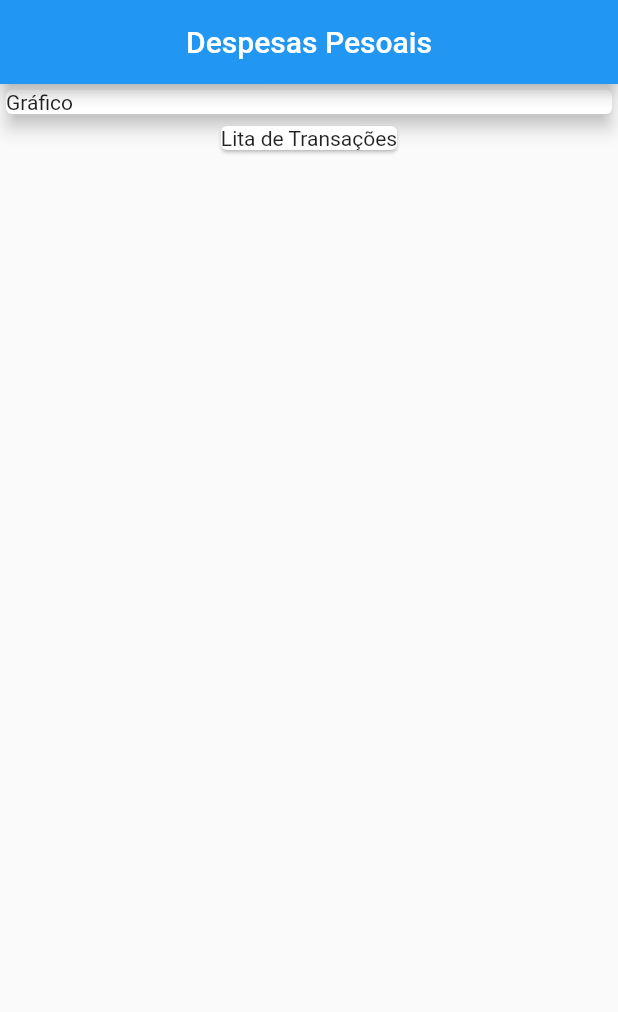
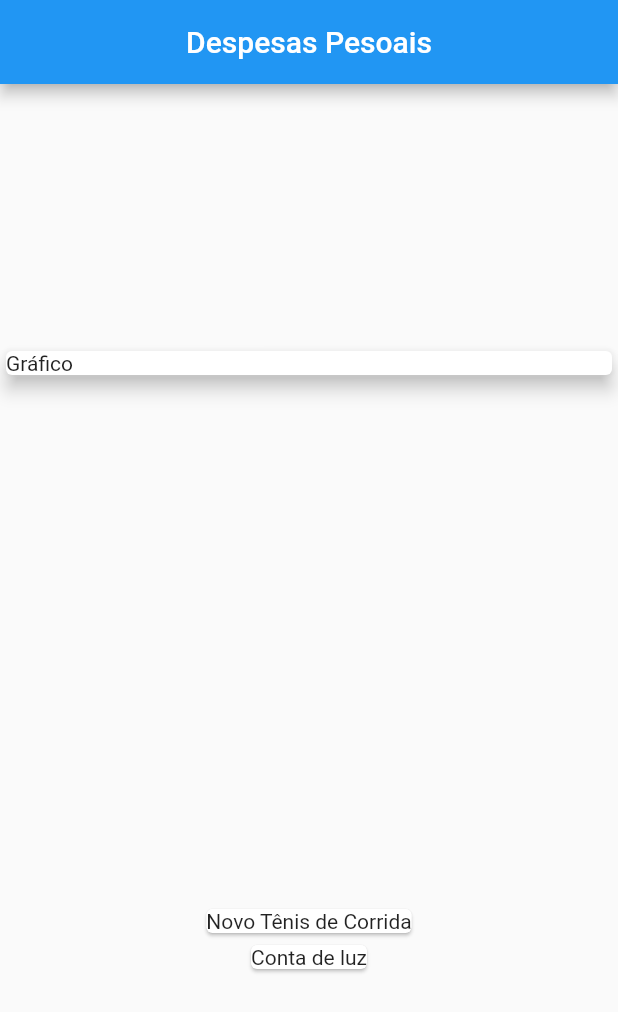
Before and after one commit to RafaAbranttes/despesas_pessoais, a Flutter app: the screen it shows after launch, on a phone screen of 412 x 824 dp. Shown: the top 1012 px of the screen. Run offline on Flutter 3.47's test engine with Material 2 defaults, Android fonts, the phone set to English and light mode, and no system bars.

```diff
--- a/lib/main.dart
+++ b/lib/main.dart
@@ -1,18 +1,31 @@
+import 'package:expenses/models/transaction.dart';
 import 'package:flutter/material.dart';
 
 main() => runApp(ExpensesApp());
 
-
 class ExpensesApp extends StatelessWidget {
   @override
   Widget build(BuildContext context) {
-    return MaterialApp(
-      home: MyHomePage()
-    );
+    return MaterialApp(home: MyHomePage());
   }
 }
 
 class MyHomePage extends StatelessWidget {
+  final _transactions = [
+    Transaction(
+      id: 't1',
+      title: 'Novo Tênis de Corrida',
+      value: 310.76,
+      date: DateTime.now(),
+    ),
+    Transaction(
+      title: 'Conta de luz',
+      value: 211.30,
+      id: 't2',
+      date: DateTime.now(),
+    ),
+  ];
+
   @override
   Widget build(BuildContext context) {
     return Scaffold(
@@ -20,19 +33,23 @@ class MyHomePage extends StatelessWidget {
           title: Center(child: Text('Despesas Pesoais')),
         ),
         body: Column(
+          mainAxisAlignment: MainAxisAlignment.spaceAround,
+          crossAxisAlignment: CrossAxisAlignment.stretch,
           children: <Widget>[
             Container(
-            width: double.infinity,
               child: Card(
                 child: Text('Gráfico'),
                 elevation: 5,
               ),
             ),
-          Card(
-            child: Text('Lita de Transações')
-          )
+            Column(
+              children: _transactions.map((tr) {
+                return Card(
+                  child: Text(tr.title),
+                );
+              }).toList(),
+            ),
           ],
-      )
-    );
+        ));
   }
 }
--- /dev/null
+++ b/lib/models/transaction.dart
@@ -0,0 +1,18 @@
+
+
+import 'package:flutter/foundation.dart';
+
+class Transaction{
+
+  final String id;
+  final String title;
+  final double value;
+  final DateTime date;
+
+  Transaction({
+    @required this.title,
+    @required this.value,
+    @required this.id,
+    @required this.date
+  });
+}
```
Lines whose indentation alone changed are shown as unchanged.
